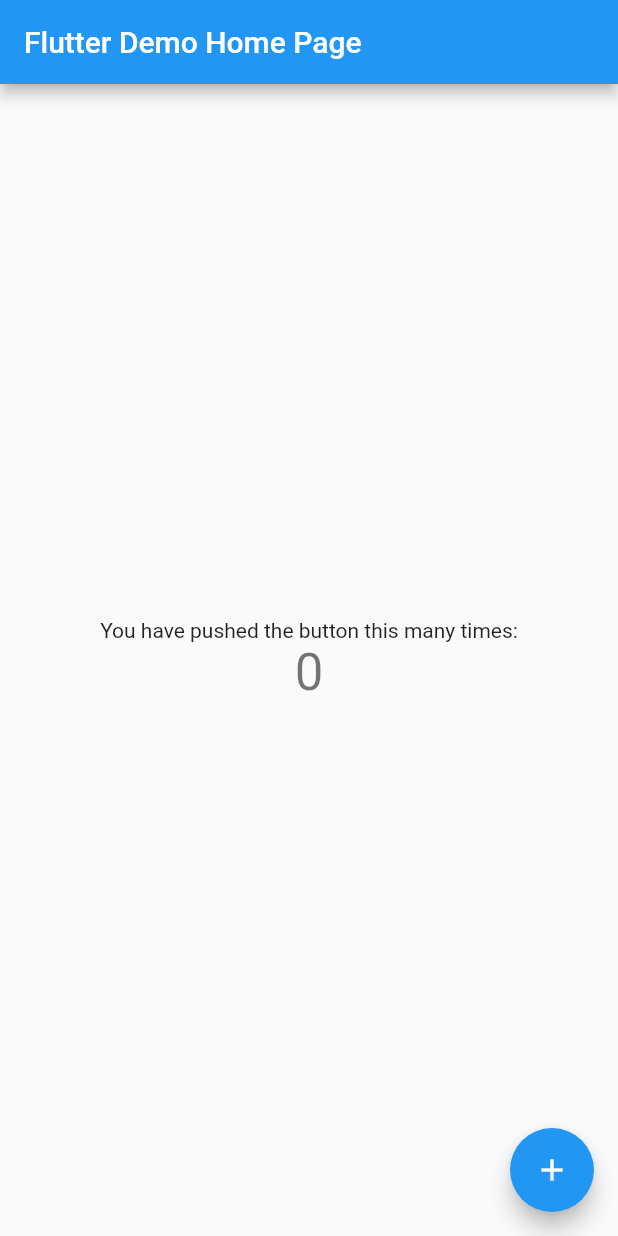
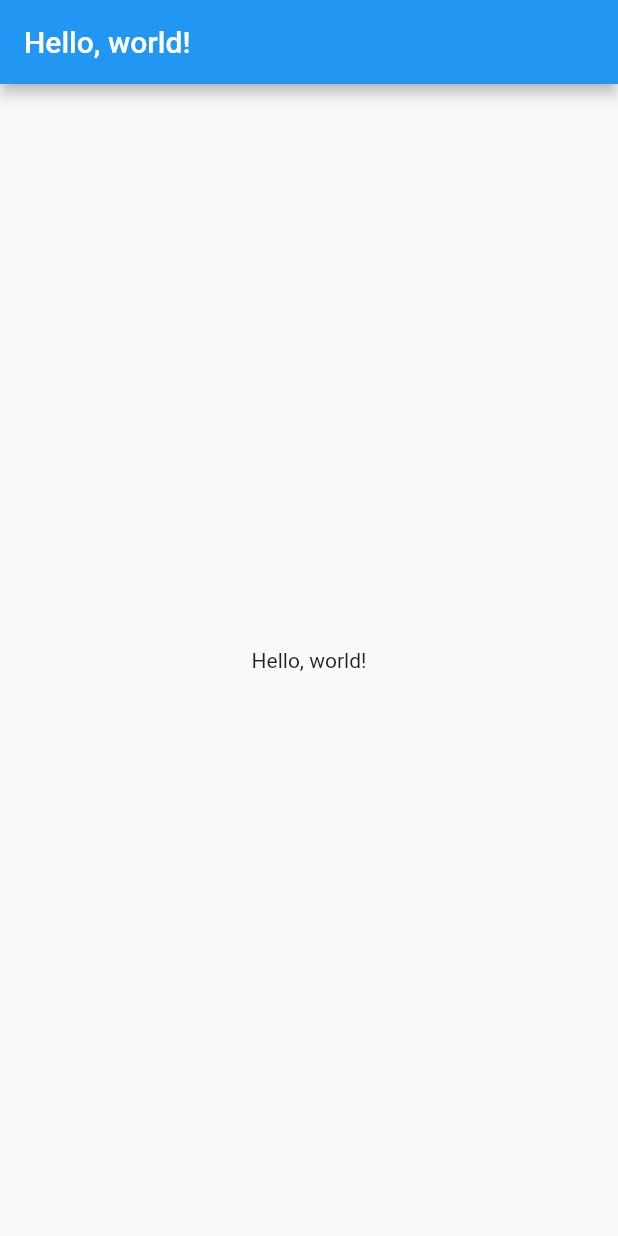
Before and after one commit to aprxty3/DartToFlutter, a Flutter app: the screen it shows after launch, on a phone screen of 412 x 824 dp. Run offline on Flutter 3.47's test engine with Material 2 defaults, Android fonts, the light colour scheme and no system bars.

Commit message:
Add files via upload

```diff
--- a/First_Apps/first/lib/main.dart
+++ b/First_Apps/first/lib/main.dart
@@ -1,113 +1,26 @@
 import 'package:flutter/material.dart';
 
 void main() {
-  runApp(MyApp());
+  runApp(const MyPublicWidget());
 }
 
-class MyApp extends StatelessWidget {
-  // This widget is the root of your application.
+class MyPublicWidget extends StatelessWidget {
+  const MyPublicWidget({Key? key}) : super(key: key);
   @override
   Widget build(BuildContext context) {
     return MaterialApp(
       title: 'Flutter Demo',
       theme: ThemeData(
-        // This is the theme of your application.
-        //
-        // Try running your application with "flutter run". You'll see the
-        // application has a blue toolbar. Then, without quitting the app, try
-        // changing the primarySwatch below to Colors.green and then invoke
-        // "hot reload" (press "r" in the console where you ran "flutter run",
-        // or simply save your changes to "hot reload" in a Flutter IDE).
-        // Notice that the counter didn't reset back to zero; the application
-        // is not restarted.
         primarySwatch: Colors.blue,
       ),
-      home: MyHomePage(title: 'Flutter Demo Home Page'),
+      home: Scaffold(
+        appBar: AppBar(
+          title: const Text('Hello, world!'),
+        ),
+        body: const Center(
+          child: Text('Hello, world!'),
+        ),
+      ),
     );
   }
 }
-
-class MyHomePage extends StatefulWidget {
-  MyHomePage({Key? key, required this.title}) : super(key: key);
-
-  // This widget is the home page of your application. It is stateful, meaning
-  // that it has a State object (defined below) that contains fields that affect
-  // how it looks.
-
-  // This class is the configuration for the state. It holds the values (in this
-  // case the title) provided by the parent (in this case the App widget) and
-  // used by the build method of the State. Fields in a Widget subclass are
-  // always marked "final".
-
-  final String title;
-
-  @override
-  _MyHomePageState createState() => _MyHomePageState();
-}
-
-class _MyHomePageState extends State<MyHomePage> {
-  int _counter = 0;
-
-  void _incrementCounter() {
-    setState(() {
-      // This call to setState tells the Flutter framework that something has
-      // changed in this State, which causes it to rerun the build method below
-      // so that the display can reflect the updated values. If we changed
-      // _counter without calling setState(), then the build method would not be
-      // called again, and so nothing would appear to happen.
-      _counter++;
-    });
-  }
-
-  @override
-  Widget build(BuildContext context) {
-    // This method is rerun every time setState is called, for instance as done
-    // by the _incrementCounter method above.
-    //
-    // The Flutter framework has been optimized to make rerunning build methods
-    // fast, so that you can just rebuild anything that needs updating rather
-    // than having to individually change instances of widgets.
-    return Scaffold(
-      appBar: AppBar(
-        // Here we take the value from the MyHomePage object that was created by
-        // the App.build method, and use it to set our appbar title.
-        title: Text(widget.title),
-      ),
-      body: Center(
-        // Center is a layout widget. It takes a single child and positions it
-        // in the middle of the parent.
-        child: Column(
-          // Column is also a layout widget. It takes a list of children and
-          // arranges them vertically. By default, it sizes itself to fit its
-          // children horizontally, and tries to be as tall as its parent.
-          //
-          // Invoke "debug painting" (press "p" in the console, choose the
-          // "Toggle Debug Paint" action from the Flutter Inspector in Android
-          // Studio, or the "Toggle Debug Paint" command in Visual Studio Code)
-          // to see the wireframe for each widget.
-          //
-          // Column has various properties to control how it sizes itself and
-          // how it positions its children. Here we use mainAxisAlignment to
-          // center the children vertically; the main axis here is the vertical
-          // axis because Columns are vertical (the cross axis would be
-          // horizontal).
-          mainAxisAlignment: MainAxisAlignment.center,
-          children: <Widget>[
-            Text(
-              'You have pushed the button this many times:',
-            ),
-            Text(
-              '$_counter',
-              style: Theme.of(context).textTheme.headline4,
-            ),
-          ],
-        ),
-      ),
-      floatingActionButton: FloatingActionButton(
-        onPressed: _incrementCounter,
-        tooltip: 'Increment',
-        child: Icon(Icons.add),
-      ), // This trailing comma makes auto-formatting nicer for build methods.
-    );
-  }
-}
```
Also changed, not shown: First_Apps/first/analysis_options.yaml (added, +29 -0 lines), First_Apps/first/pubspec.yaml (+15 -2 lines), First_Apps/first/pubspec.lock, 19 other files.
